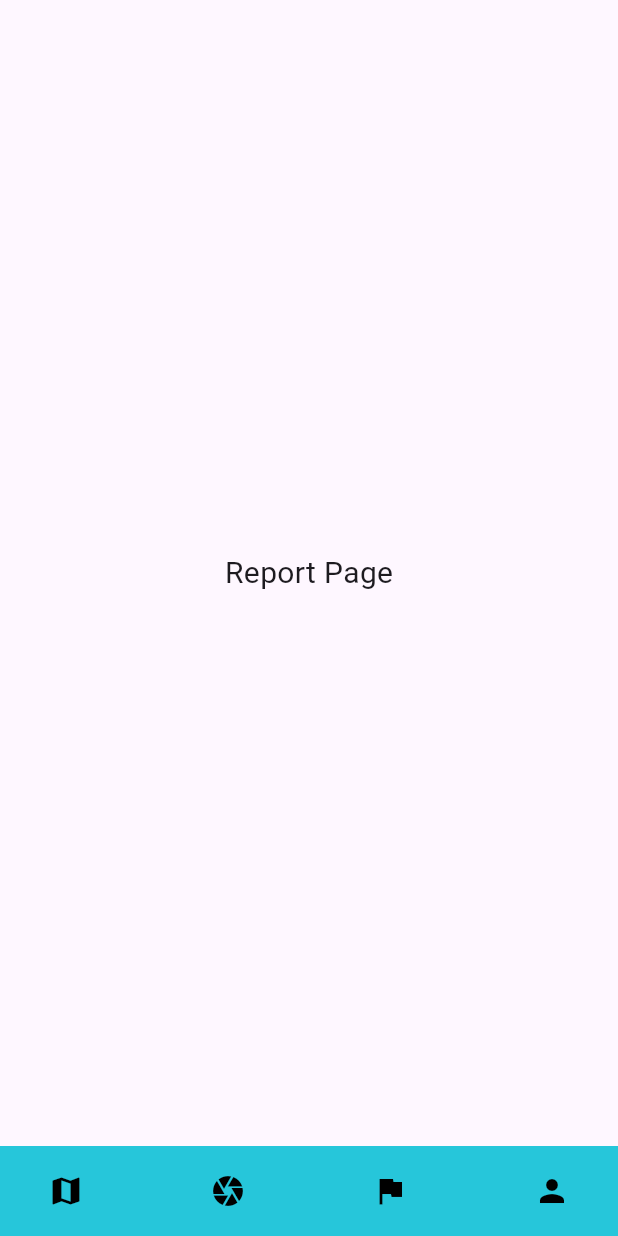
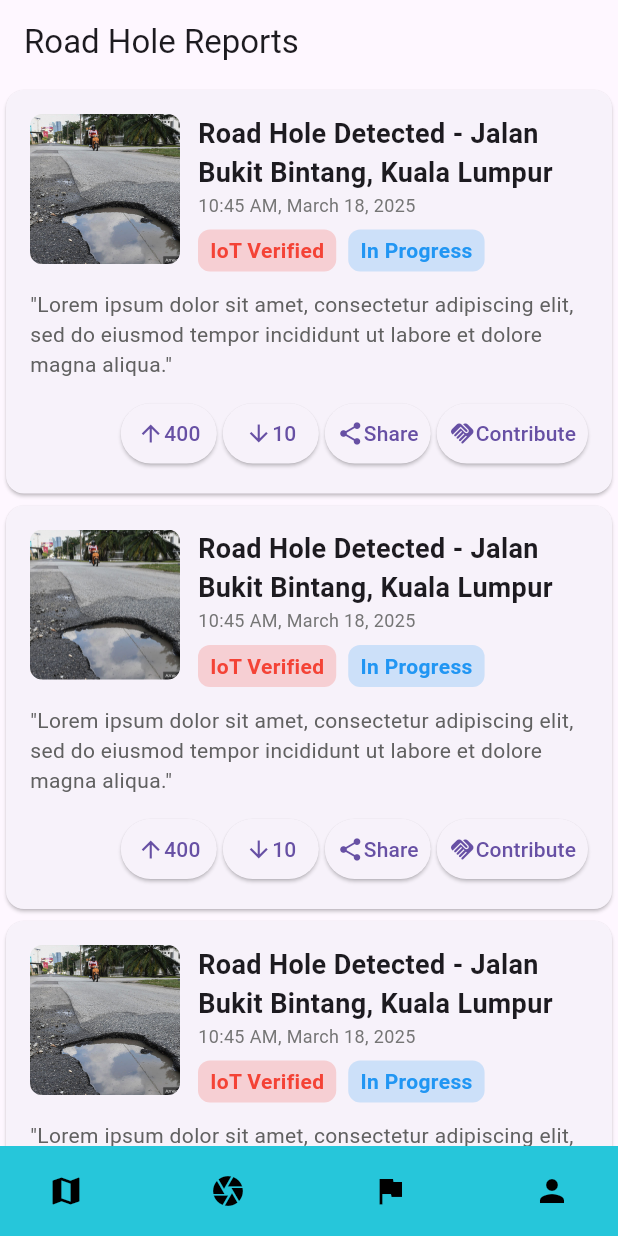
Before and after one commit to junhubdotcom/vhack_steadypunpipi, a Flutter app: the screen it shows after launch, item 3 of the bottom bar chosen, on a phone screen of 412 x 824 dp. Run offline on Flutter 3.47's test engine with Material 3 defaults, Android fonts, the phone set to English and light mode, and no system bars.

Commit message:
report list first draft

```diff
--- a/lib/screens/reportList/report.dart
+++ b/lib/screens/reportList/report.dart
@@ -1,10 +1,17 @@
 import 'package:flutter/material.dart';
+import 'package:steadypunpipi_vhack/widget/reportList/reportItem.dart';
 
  class ReportPage extends StatelessWidget {
    @override
    Widget build(BuildContext context) {
      return Scaffold(
-       body: Center(child: Text("Report Page", style: TextStyle(fontSize: 20))),
-     );
+      appBar: AppBar(title: Text("Road Hole Reports")),
+      body: ListView.builder(
+        itemCount: 5, // Replace with dynamic list length
+        itemBuilder: (context, index) {
+          return ReportItem(); // Generate multiple reports
+        },
+      ),
+    );
    }
  }
--- /dev/null
+++ b/lib/widget/reportList/buttonRow.dart
@@ -0,0 +1,63 @@
+import 'package:flutter/material.dart';
+
+class ButtonRow extends StatelessWidget {
+  @override
+  Widget build(BuildContext context) {
+    return Row(
+        mainAxisAlignment: MainAxisAlignment.end,
+        children: [
+          ElevatedButton(
+            onPressed: () {},
+            style: ElevatedButton.styleFrom(
+            padding: EdgeInsets.symmetric(horizontal: 8, vertical: 4),
+          ),
+            child: Row(
+              children: [
+                Icon(Icons.arrow_upward),
+                Text('400'),
+              ],
+            ),
+          ),
+          SizedBox(width: 4),
+          ElevatedButton(
+            onPressed: () {},
+            style: ElevatedButton.styleFrom(
+            padding: EdgeInsets.symmetric(horizontal: 8, vertical: 4),
+          ),
+            child: Row(
+              children: [
+                Icon(Icons.arrow_downward),
+                Text('10'),
+              ],
+            ),
+          ),
+          SizedBox(width: 4),
+          ElevatedButton(
+            onPressed: () {},
+            style: ElevatedButton.styleFrom(
+            padding: EdgeInsets.symmetric(horizontal: 8, vertical: 4),
+          ),
+            child: Row(
+              children: [
+                Icon(Icons.share),
+                Text('Share'),
+              ],
+            ),
+          ),
+          SizedBox(width: 4),
+          ElevatedButton(
+            onPressed: () {},
+            style: ElevatedButton.styleFrom(
+            padding: EdgeInsets.symmetric(horizontal: 8, vertical: 4),
+          ),
+            child: Row(
+              children: [
+                Icon(Icons.handshake),
+                Text('Contribute'),
+              ],
+            ),
+          ),
+        ],
+      );
+  }
+}
--- /dev/null
+++ b/lib/widget/reportList/reportItem.dart
@@ -0,0 +1,75 @@
+import 'package:flutter/material.dart';
+import 'package:steadypunpipi_vhack/widget/reportList/buttonRow.dart';
+import 'package:steadypunpipi_vhack/widget/reportList/statusBadge.dart';
+import 'package:steadypunpipi_vhack/widget/reportList/timeWidget.dart';
+import 'package:steadypunpipi_vhack/widget/reportList/buttonRow.dart';
+
+class ReportItem extends StatelessWidget {
+  @override
+  Widget build(BuildContext context) {
+    return Card(
+      shape: RoundedRectangleBorder(
+        borderRadius: BorderRadius.circular(12),
+      ),
+      child: Padding(
+        padding: const EdgeInsets.all(16.0),
+        child: Column(
+          crossAxisAlignment: CrossAxisAlignment.start,
+          children: [
+            Row(
+              crossAxisAlignment: CrossAxisAlignment.start,
+              children: [
+                ClipRRect(
+                  borderRadius: BorderRadius.circular(8),
+                  child: Image.asset(
+                    'assets/images/roadhole1.jpg',
+                    width: 100,
+                    height: 100,
+                    fit: BoxFit.cover,
+                  ),
+                ),
+                SizedBox(width: 12),
+                Expanded(
+                  child: Column(
+                    crossAxisAlignment: CrossAxisAlignment.start,
+                    children: [
+                      Text(
+                        'Road Hole Detected - Jalan Bukit Bintang, Kuala Lumpur',
+                        style: TextStyle(
+                          fontSize: 18,
+                          fontWeight: FontWeight.bold,
+                        ),
+                      ),
+                      SizedBox(width: 8),
+                      Row(
+                        children: [
+                          TimeWidget(time: '10:45 AM, March 18, 2025'),
+                        ],
+                      ),
+                      SizedBox(height: 8),
+                      Row(
+                        children: [
+                          StatusBadge(text: 'IoT Verified', color: Colors.red),
+                          SizedBox(width: 8),
+                          StatusBadge(text: 'In Progress', color: Colors.blue),
+                        ],
+                      ),
+
+                    ],
+                  ),
+                ),
+              ],
+            ),
+            SizedBox(height: 12),
+            Text(
+              '"Lorem ipsum dolor sit amet, consectetur adipiscing elit, sed do eiusmod tempor incididunt ut labore et dolore magna aliqua."',
+              style: TextStyle(fontSize: 14, color: Colors.grey[700]),
+            ),
+            SizedBox(height: 12),
+            ButtonRow(),
+          ],
+        ),
+      ),
+    );
+  }
+}
--- /dev/null
+++ b/lib/widget/reportList/statusBadge.dart
@@ -0,0 +1,28 @@
+import 'package:flutter/material.dart';
+
+class StatusBadge extends StatefulWidget {
+  final String text;
+  final Color color;
+
+  const StatusBadge({required this.text, required this.color});
+
+  @override
+  State<StatusBadge> createState() => _StatusBadgeState();
+}
+
+class _StatusBadgeState extends State<StatusBadge> {
+  @override
+  Widget build(BuildContext context) {
+    return Container(
+      padding: EdgeInsets.symmetric(horizontal: 8, vertical: 4),
+      decoration: BoxDecoration(
+        color: widget.color.withOpacity(0.2),
+        borderRadius: BorderRadius.circular(8),
+      ),
+      child: Text(
+        widget.text,
+        style: TextStyle(color: widget.color, fontWeight: FontWeight.bold),
+      ),
+    );
+  }
+}
--- /dev/null
+++ b/lib/widget/reportList/timeWidget.dart
@@ -0,0 +1,19 @@
+import 'package:flutter/material.dart';
+
+class TimeWidget extends StatefulWidget {
+  final String time;
+  const TimeWidget({required this.time});
+
+  @override
+  State<TimeWidget> createState() => _TimewidgetState();
+}
+
+class _TimewidgetState extends State<TimeWidget> {
+  @override
+  Widget build(BuildContext context) {
+    return Text(
+      widget.time,
+      style: TextStyle(fontSize: 12, color: Colors.grey[600]),
+    );
+  }
+}
--- a/pubspec.yaml
+++ b/pubspec.yaml
@@ -6,7 +6,7 @@ publish_to: 'none' # Remove this line if you wish to publish to pub.dev
 version: 1.0.0+1
 
 environment:
-  sdk: ">=3.0.0 <=3.7.0"
+  sdk: ">=3.0.0 <=3.7.2"
 
 dependencies:
   flutter:
```
Also changed, not shown: assets/images/brokenpole1.jpg (added), assets/images/fallingtree1.jpg (added), assets/images/roadhole1.jpg (added), pubspec.lock.
